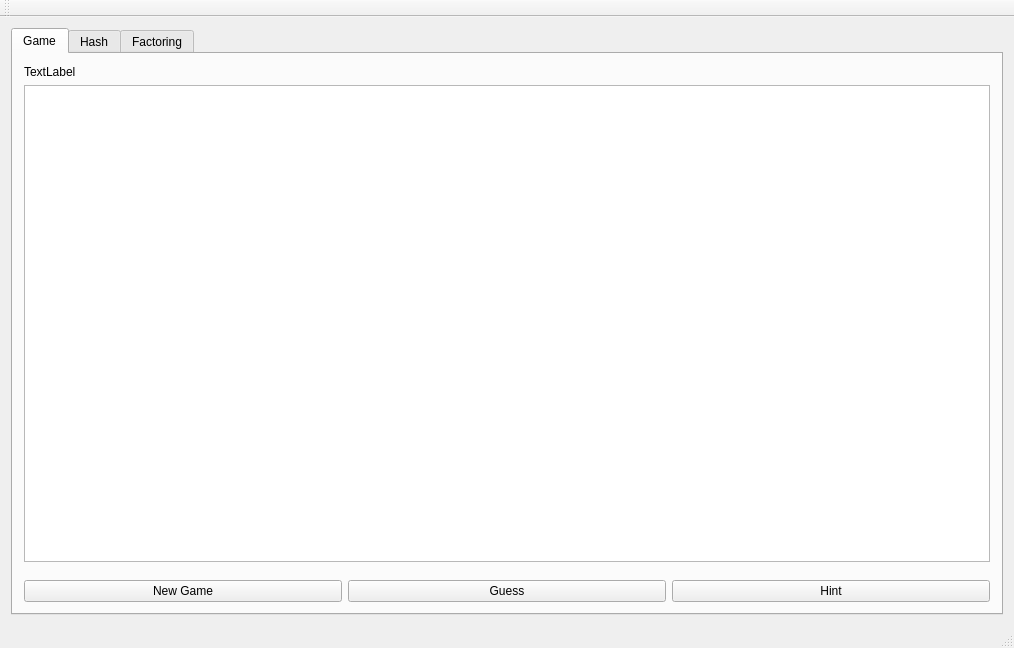
Qt form CapstoneCryptography/forms/mainwindow.ui (egandunning/learn-crypto) before a commit.
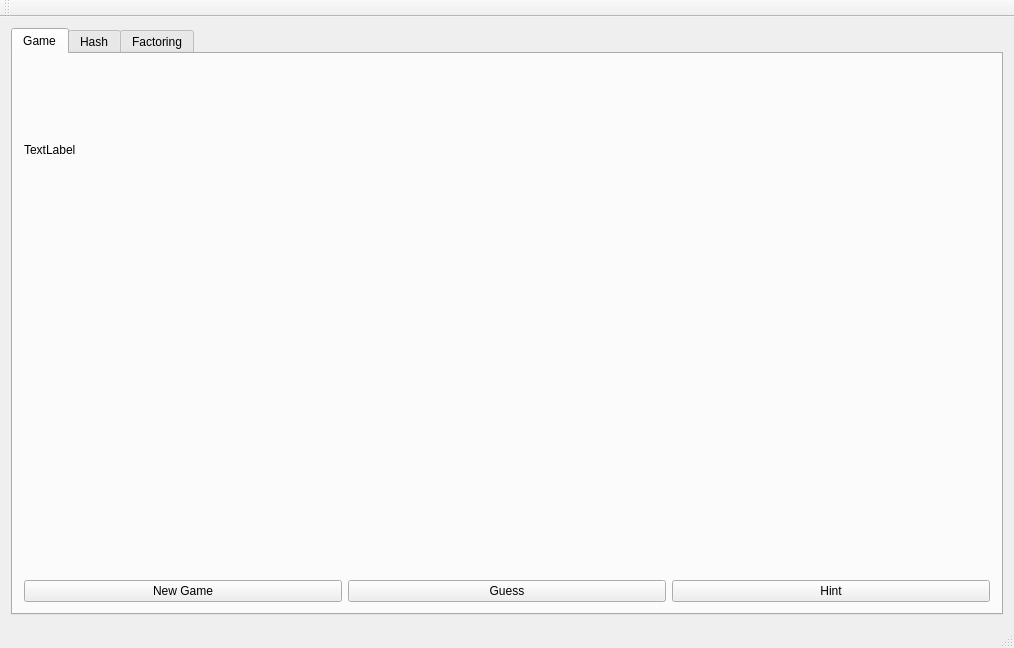
The same form after that commit. The open tabs and pages were chosen to show the change.

Commit message: Removed the text box from the game and moved the buttons up

Patch:
```diff
--- a/CapstoneCryptography/forms/mainwindow.ui
+++ b/CapstoneCryptography/forms/mainwindow.ui
@@ -55,15 +55,9 @@
             </property>
            </widget>
           </item>
-          <item row="1" column="0">
-           <layout class="QGridLayout" name="gridLayout_5"/>
-          </item>
-          <item row="3" column="0" rowspan="2">
+          <item row="1" column="0" rowspan="2" colspan="3">
            <layout class="QHBoxLayout" name="layoutForButtons"/>
           </item>
-          <item row="2" column="0" colspan="3">
-           <widget class="QTextEdit" name="textEdit"/>
-          </item>
          </layout>
         </widget>
         <widget class="QWidget" name="tab_3">
```
Left out of the diff: 10 changed lines with no effect on the pictures. The commit also changes 6 other files.
